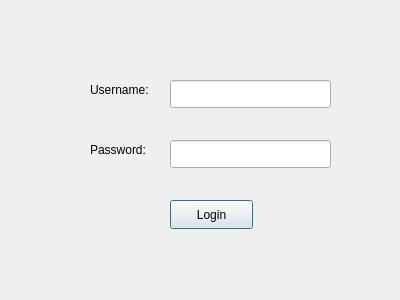
Old version of the form login.ui in the repository slin05/FoodPantry.
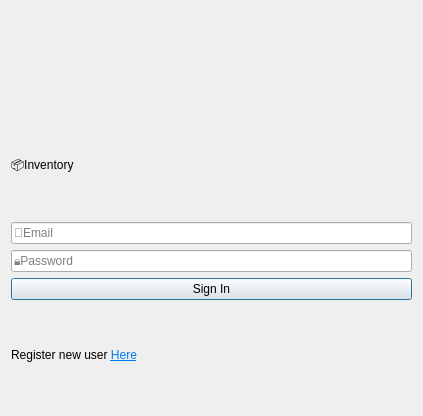
New version of the form.

```diff
--- a/login.ui
+++ b/login.ui
@@ -6,85 +6,63 @@
    <rect>
     <x>0</x>
     <y>0</y>
+    <width>423</width>
+    <height>416</height>
+   </rect>
+  </property>
+  <property name="minimumSize">
+   <size>
     <width>400</width>
     <height>300</height>
-   </rect>
+   </size>
   </property>
   <property name="windowTitle">
    <string>Dialog</string>
   </property>
-  <widget class="QLineEdit" name="lineEdit_username">
-   <property name="geometry">
-    <rect>
-     <x>170</x>
-     <y>80</y>
-     <width>161</width>
-     <height>28</height>
-    </rect>
-   </property>
-  </widget>
-  <widget class="QLineEdit" name="lineEdit_password">
-   <property name="geometry">
-    <rect>
-     <x>170</x>
-     <y>140</y>
-     <width>161</width>
-     <height>28</height>
-    </rect>
-   </property>
-  </widget>
-  <widget class="QLabel" name="label">
-   <property name="geometry">
-    <rect>
-     <x>90</x>
-     <y>80</y>
-     <width>71</width>
-     <height>20</height>
-    </rect>
-   </property>
-   <property name="text">
-    <string>Username:</string>
-   </property>
-  </widget>
-  <widget class="QLabel" name="label_2">
-   <property name="geometry">
-    <rect>
-     <x>90</x>
-     <y>140</y>
-     <width>71</width>
-     <height>20</height>
-    </rect>
-   </property>
-   <property name="text">
-    <string>Password:</string>
-   </property>
-  </widget>
-  <widget class="QPushButton" name="pushButton">
-   <property name="geometry">
-    <rect>
-     <x>170</x>
-     <y>200</y>
-     <width>83</width>
-     <height>29</height>
-    </rect>
-   </property>
-   <property name="text">
-    <string>Login</string>
-   </property>
-  </widget>
-  <widget class="QLabel" name="label_error">
-   <property name="geometry">
-    <rect>
-     <x>90</x>
-     <y>240</y>
-     <width>251</width>
-     <height>20</height>
-    </rect>
-   </property>
-   <property name="text">
-    <string/>
-   </property>
-  </widget>
+  <layout class="QVBoxLayout" name="verticalLayout_4">
+   <item>
+    <widget class="QLabel" name="label_error">
+     <property name="text">
+      <string/>
+     </property>
+    </widget>
+   </item>
+   <item>
+    <widget class="QLabel" name="label">
+     <property name="text">
+      <string>📦Inventory</string>
+     </property>
+    </widget>
+   </item>
+   <item>
+    <widget class="QLineEdit" name="lineEdit_username">
+     <property name="placeholderText">
+      <string>👤Email</string>
+     </property>
+    </widget>
+   </item>
+   <item>
+    <widget class="QLineEdit" name="lineEdit_password">
+     <property name="placeholderText">
+      <string>🔒Password</string>
+     </property>
+    </widget>
+   </item>
+   <item>
+    <widget class="QPushButton" name="pushButton">
+     <property name="text">
+      <string>Sign In</string>
+     </property>
+    </widget>
+   </item>
+   <item>
+    <widget class="QLabel" name="label_2">
+     <property name="text">
+      <string>&lt;html&gt;&lt;head/&gt;&lt;body&gt;&lt;p&gt;Register new user &lt;a href=&quot;google.com&quot;&gt;&lt;span style=&quot; text-decoration: underline; color:#007af4;&quot;&gt;Here&lt;/span&gt;&lt;/a&gt;&lt;/p&gt;&lt;/body&gt;&lt;/html&gt;</string>
+     </property>
+    </widget>
+   </item>
+  </layout>
  </widget>
  <resources/>
  <connections/>
```
Left out of the diff: 2 changed lines with no effect on the pictures.
